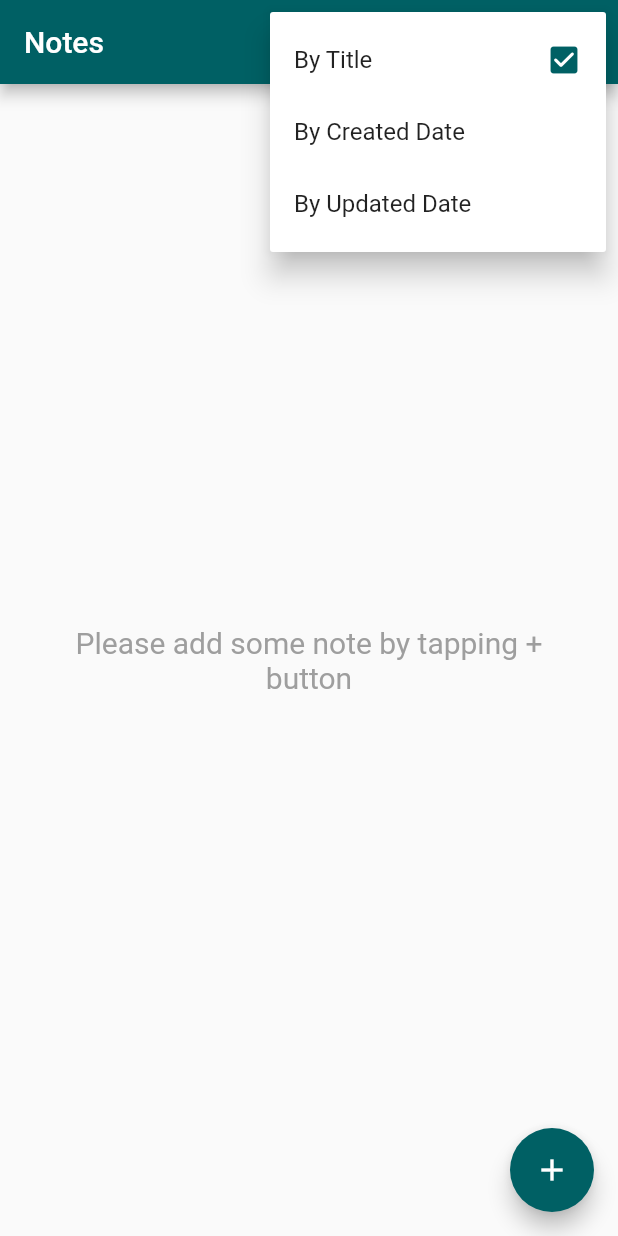
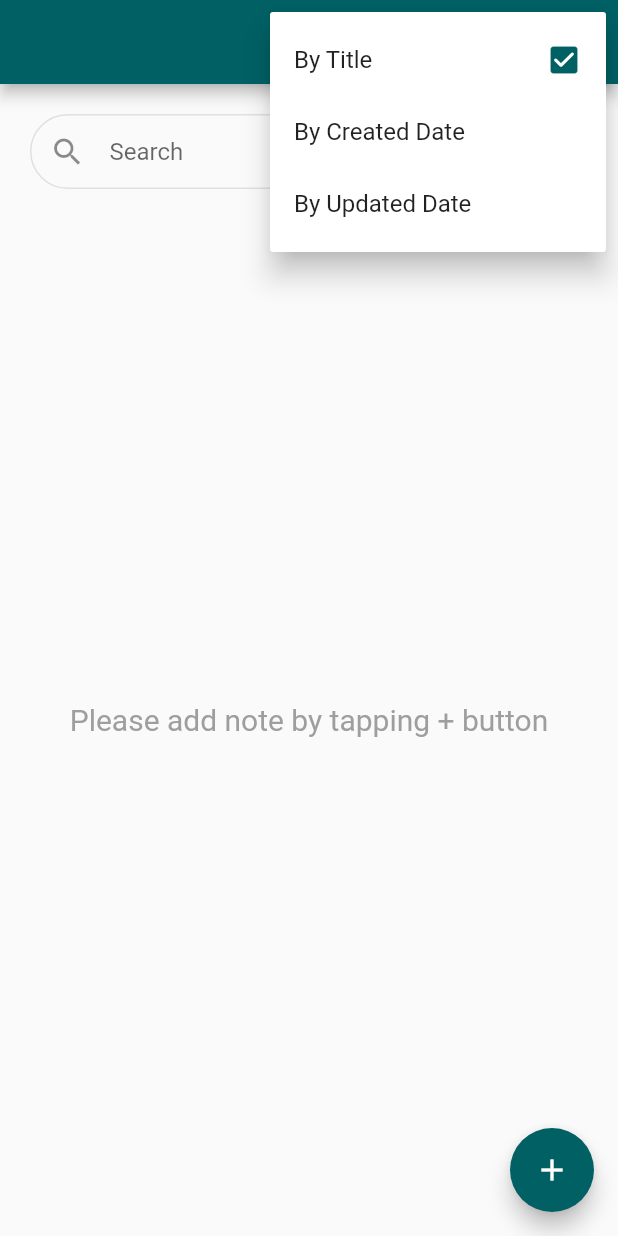
Before and after one commit to deepak945516/Notepad_Flutter, a Flutter app: the screen it shows after launch, after a tap on the "sort" icon, on a phone screen of 412 x 824 dp. Run offline on Flutter 3.47's test engine with Material 2 defaults, Android fonts, the phone set to English and light mode, and no system bars; our stand-ins replace fluttertoast, shared_preferences, sqflite; accounts and stored records are empty.

Commit message:
search added

```diff
--- a/two_note/lib/db_manager/db_manager.dart
+++ b/two_note/lib/db_manager/db_manager.dart
@@ -39,7 +39,7 @@ class DbManager {
     return result;
   }
 
-  Future<List<Note>> getNotes({String orderBy}) async {
+  Future<List<Note>> getNotes({String orderBy, String searchKey}) async {
     var sortBy = "By Title";
     var ascDescKey = "DESC";
     if (orderBy == "By Title") {
@@ -50,9 +50,11 @@ class DbManager {
     } else {
       sortBy = "updatedDate";
     }
+    var query = searchKey == null ? 'SELECT * FROM $tableName ORDER BY $sortBy $ascDescKey':
+    'SELECT * FROM $tableName WHERE title LIKE \'%${searchKey.trim()}%\' OR details LIKE \'%${searchKey.trim()}%\' ORDER BY $sortBy $ascDescKey';
     await createDatabase();
     var result = await database
-        .rawQuery('SELECT * FROM $tableName ORDER BY $sortBy $ascDescKey');
+        .rawQuery(query);
     //return result.toList();
     return result.map((noteJson) {
       return Note.fromJson(noteJson);
--- a/two_note/lib/ui/screens/notes.dart
+++ b/two_note/lib/ui/screens/notes.dart
@@ -20,6 +20,13 @@ class _NotesState extends State<Notes> {
     "By Updated Date",
   ];
   String sortTitle;
+  var searchController = TextEditingController();
+
+  @override
+  void initState() {
+    super.initState();
+    notes = dbManager.getNotes(orderBy: sortTitle);
+  }
 
   @override
   Widget build(BuildContext context) {
@@ -30,6 +37,7 @@ class _NotesState extends State<Notes> {
     });
     return Scaffold(
       appBar: AppBar(
+        centerTitle: true,
         title: Text(
           "Notes",
         ),
@@ -53,9 +61,10 @@ class _NotesState extends State<Notes> {
                   addUpdateAction: (Note note, bool isUpdate) async {
                     note.id = lastNoteId == null ? 0 : lastNoteId + 1;
                     await dbManager.createNote(note);
-                    setState(() {
-                      notes = dbManager.getNotes(orderBy: sortTitle);
-                    });
+
+                    notes = dbManager.getNotes(
+                        orderBy: sortTitle,
+                        searchKey: searchController.text.trim(),);
                   },
                 );
               });
@@ -65,8 +74,33 @@ class _NotesState extends State<Notes> {
   }
 
   Widget getBody() {
-    notes = dbManager.getNotes(orderBy: sortTitle);
-    return FutureBuilder<List<Note>>(
+    return Column(
+      children: [
+        Container(
+          margin: EdgeInsets.only(left: 20, right: 20, top: 20, bottom: 10),
+          padding: EdgeInsets.only(left: 12),
+          decoration: BoxDecoration(
+            borderRadius: BorderRadius.circular(25),
+            border: Border.all(color: Colors.grey[300]),
+          ),
+          child: TextField(
+            controller: searchController,
+            textInputAction: TextInputAction.done,
+            keyboardType: TextInputType.name,
+            autocorrect: false,
+            decoration: InputDecoration(
+              icon: Icon(Icons.search_outlined),
+              hintText: "Search",
+              floatingLabelBehavior: FloatingLabelBehavior.never,
+              border: InputBorder.none,
+            ),
+            onChanged: (value) {
+              notes = dbManager.getNotes(orderBy: sortTitle, searchKey: value);
+            },
+          ),
+        ),
+        Expanded(
+          child: FutureBuilder<List<Note>>(
             future: notes,
             builder: (context, snapshot) {
               if (snapshot.hasData) {
@@ -75,7 +109,8 @@ class _NotesState extends State<Notes> {
                     child: Padding(
                       padding: const EdgeInsets.all(20.0),
                       child: Text(
-                  "Please add some note by tapping + button",
+                        searchController.text.trim().isEmpty ? "Please add note by tapping + button":
+                        "No result found!",
                         textAlign: TextAlign.center,
                         style: TextStyle(
                           color: Colors.grey,
@@ -94,6 +129,9 @@ class _NotesState extends State<Notes> {
                 child: CircularProgressIndicator(),
               );
             },
+          ),
+        ),
+      ],
     );
   }
 
@@ -102,6 +140,7 @@ class _NotesState extends State<Notes> {
         .reduce((value, element) => value.id > element.id ? value : element)
         .id;
     return ListView.builder(
+      physics: BouncingScrollPhysics(),
       padding: EdgeInsets.all(12),
       itemCount: noteList.length,
       itemBuilder: (_, index) {
@@ -142,9 +181,10 @@ class _NotesState extends State<Notes> {
                       isUpdate: true,
                       addUpdateAction: (Note note, bool isUpdate) async {
                         await dbManager.updateNote(note);
-                        setState(() {
-                          notes = dbManager.getNotes(orderBy: sortTitle);
-                        });
+
+                        notes = dbManager.getNotes(
+                            orderBy: sortTitle,
+                            searchKey: searchController.text.trim());
                       },
                     );
                   });
@@ -166,9 +206,9 @@ class _NotesState extends State<Notes> {
         onSelected: (String menuName) {
           sortTitle = menuName;
           PreferenceData.setStringData("sortTitle", sortTitle);
-          setState(() {
-            notes = dbManager.getNotes(orderBy: sortTitle);
-          });
+
+          notes = dbManager.getNotes(
+              orderBy: sortTitle, searchKey: searchController.text.trim());
         },
         itemBuilder: (context) {
           return menuItems.map<PopupMenuItem<String>>((value) {
@@ -206,9 +246,11 @@ class _NotesState extends State<Notes> {
               TextButton(
                 onPressed: () {
                   dbManager.deleteNote(note.id);
-                  setState(() {
-                    notes = dbManager.getNotes(orderBy: sortTitle);
-                  });
+
+                  notes = dbManager.getNotes(
+                      orderBy: sortTitle,
+                      searchKey: searchController.text.trim());
+
                   Navigator.pop(context);
                 },
                 child: Text(
--- a/two_note/pubspec.yaml
+++ b/two_note/pubspec.yaml
@@ -15,7 +15,7 @@ publish_to: 'none' # Remove this line if you wish to publish to pub.dev
 # In iOS, build-name is used as CFBundleShortVersionString while build-number used as CFBundleVersion.
 # Read more about iOS versioning at
 # https://developer.apple.com/library/archive/documentation/General/Reference/InfoPlistKeyReference/Articles/CoreFoundationKeys.html
-version: 1.1.0+2
+version: 1.1.0+3
 
 environment:
   sdk: ">=2.7.0 <3.0.0"
```
Lines whose indentation alone changed are shown as unchanged.
